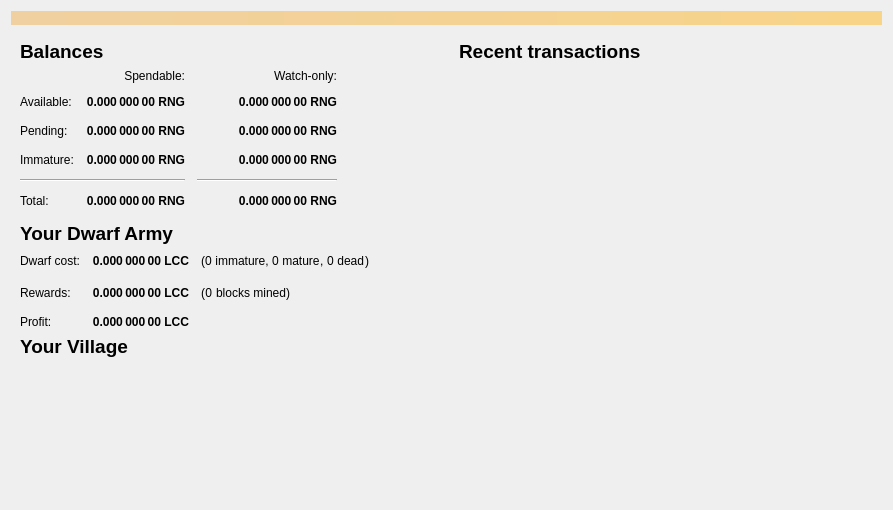
Before: the Qt Designer form src/qt/forms/overviewpage.ui in litecoincash-project/ring, drawn with Qt 5.
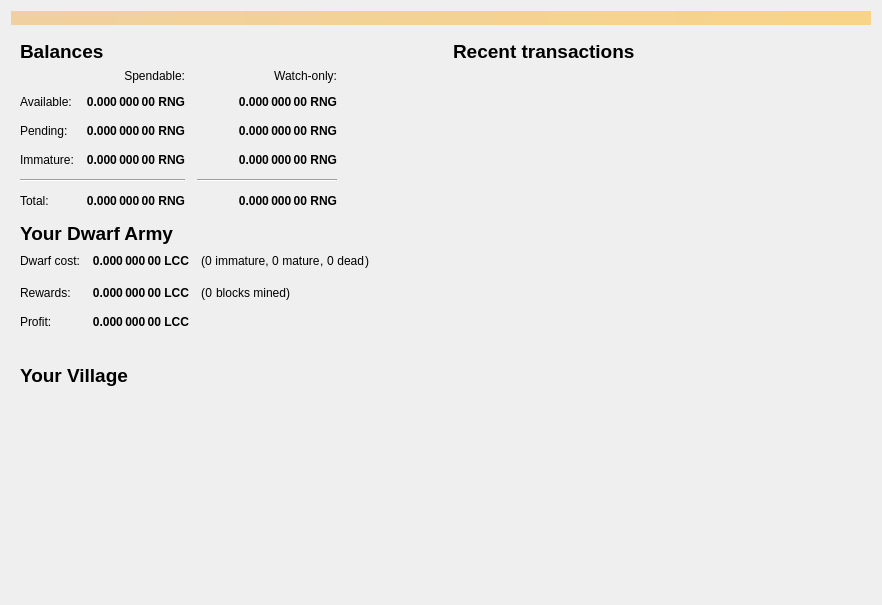
After: the same form once the commit is applied. Icons and pictures are not drawn.

Patch:
```diff
--- a/src/qt/forms/overviewpage.ui
+++ b/src/qt/forms/overviewpage.ui
@@ -6,10 +6,16 @@
    <rect>
     <x>0</x>
     <y>0</y>
-    <width>893</width>
-    <height>510</height>
+    <width>882</width>
+    <height>605</height>
    </rect>
   </property>
+  <property name="minimumSize">
+   <size>
+    <width>0</width>
+    <height>600</height>
+   </size>
+  </property>
   <property name="windowTitle">
    <string>Form</string>
   </property>
@@ -747,7 +753,7 @@
             <property name="sizeHint" stdset="0">
              <size>
               <width>20</width>
-              <height>8</height>
+              <height>1</height>
              </size>
             </property>
            </spacer>
```
